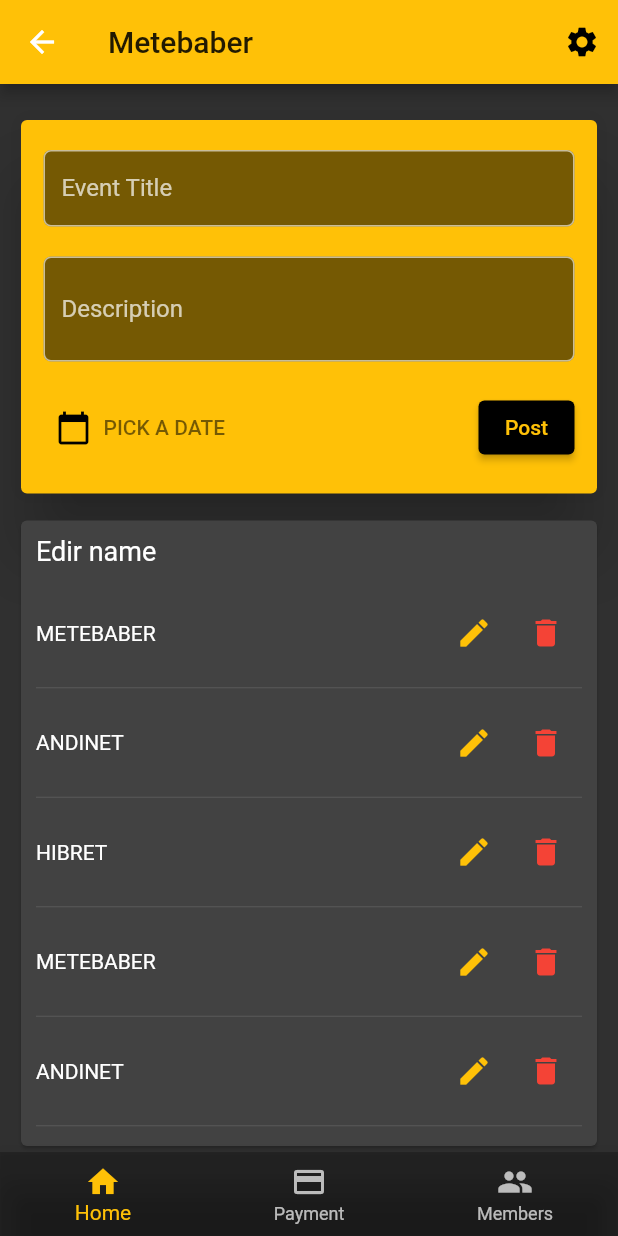
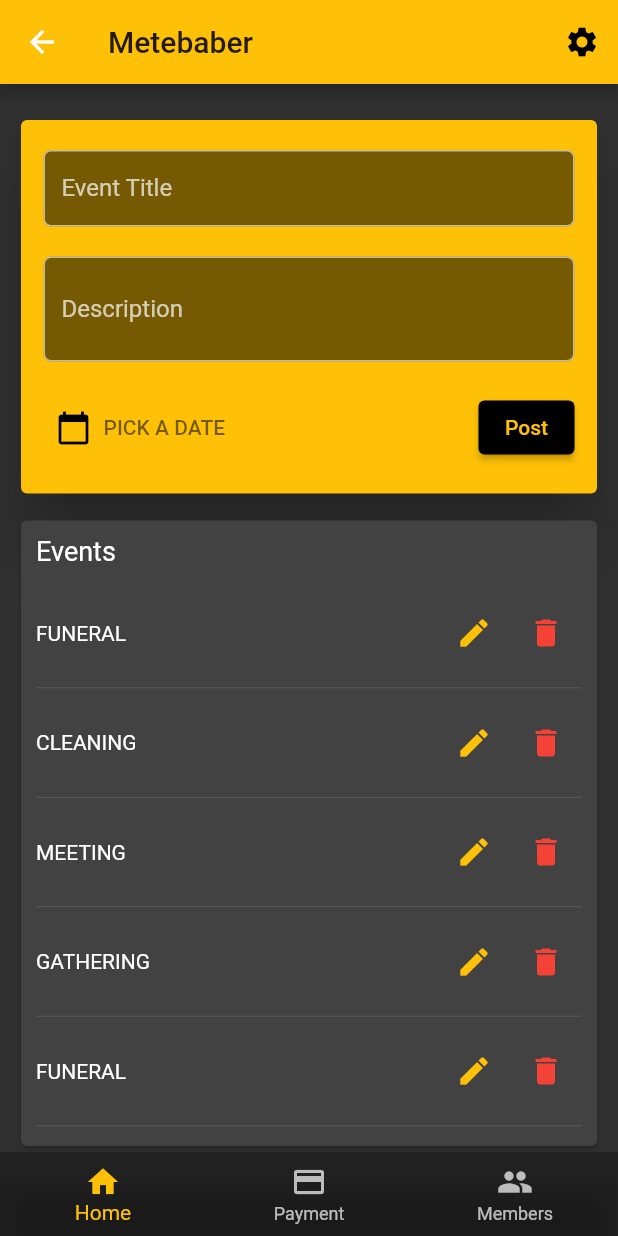
Before and after one commit to runtimeterror-aait/edir_frontend, a Flutter app: the AdminManageEdirPage screen opened directly, on a phone screen of 412 x 824 dp. Run offline on Flutter 3.47's test engine with Material 2 defaults, Android fonts, the phone set to English and light mode, and no system bars; our stand-ins replace bloc, carousel_slider, flutter_svg.

Commit message:
admin folder structure

```diff
--- /dev/null
+++ b/lib/admin/bloc/admin_manage_edir_event.dart
@@ -0,0 +1,4 @@
+part of 'admin_manage_edir_bloc.dart';
+
+@immutable
+abstract class AdminManageEdirEvent {}
--- /dev/null
+++ b/lib/admin/bloc/admin_manage_edir_state.dart
@@ -0,0 +1,6 @@
+part of 'admin_manage_edir_bloc.dart';
+
+@immutable
+abstract class AdminManageEdirState {}
+
+class AdminManageEdirInitial extends AdminManageEdirState {}
--- /dev/null
+++ b/lib/admin/data_provider/admin_data_provider.dart
@@ -0,0 +1 @@
+class AdminDataProvider {}
--- a/lib/admin/screens/admin_manage_edir/home/admin_home_page.dart
+++ b/lib/admin/screens/admin_manage_edir/home/admin_home_page.dart
@@ -10,15 +10,14 @@ class AdminHomePage extends StatelessWidget with Styles {
   AdminHomePage({Key? key}) : super(key: key);
 
   List edirNames = [
-    "Metebaber",
-    "Andinet",
-    "Hibret",
-    "Metebaber",
-    "Andinet",
-    "Hibret",
-    "Metebaber",
-    "Andinet",
-    "Hibret",
+    "Funeral",
+    "Cleaning",
+    "Meeting",
+    "Gathering",
+    "Funeral",
+    "Cleaning",
+    "Meeting",
+    "Gathering",
   ];
 
   @override
@@ -37,7 +36,7 @@ class AdminHomePage extends StatelessWidget with Styles {
               child: ListView(
                 children: [
                   Text(
-                    "Edir name",
+                    "Events",
                     style: textStyle_2,
                   ),
                   SizedBox(
--- a/lib/core/app_widget.dart
+++ b/lib/core/app_widget.dart
@@ -1,6 +1,6 @@
 import 'package:edir/admin/screens/admin_manage_edir/admin_manage_edir_page.dart';
 import 'package:edir/admin/screens/create_edir/create_edir_page.dart';
-import 'package:edir/admin/screens/dashboard/dashboard_page.dart';
+import 'package:edir/admin/screens/dashboard/admin_dashboard_page.dart';
 import 'package:edir/register/screens/register_page.dart';
 import 'package:edir/register/screens/widgets/register_form.dart';
 import 'package:edir/sign_in/screens/sign_in_page.dart';
@@ -37,7 +37,7 @@ class AppWidget extends StatelessWidget {
   Widget build(BuildContext context) {
     return MaterialApp(
       title: 'edir',
-      home: UserDashboardPage(),
+      home: AdminDashboardPage(),
       darkTheme: _dark,
       theme: _light,
       themeMode: ThemeMode.dark,
--- a/pubspec.yaml
+++ b/pubspec.yaml
@@ -24,7 +24,9 @@ dependencies:
   carousel_slider: ^4.0.0
   flutter:
     sdk: flutter
+  flutter_bloc: ^7.2.0
   flutter_svg: ^0.22.0
+  http: ^0.13.3
   intl: ^0.17.0
   syncfusion_flutter_datepicker: ^19.2.59
 
```
Also changed, not shown: lib/admin/bloc/admin_manage_edir_bloc.dart (added, +18 -0 lines), lib/admin/models/event.dart (added, +7 -0 lines), lib/admin/screens/dashboard/admin_dashboard_page.dart (renamed from lib/admin/screens/dashboard/dashboard_page.dart, +4 -4 lines), lib/sign_in/screens/sign_in_page.dart (+26 -0 lines), lib/admin/repository/admin_repository.dart (added), pubspec.lock.
